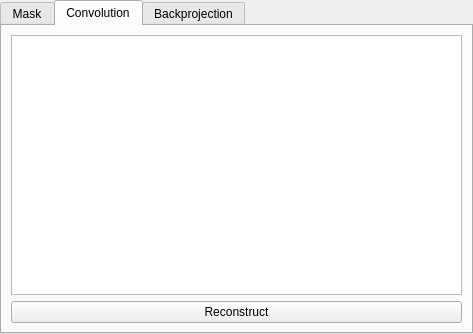
This is viewer_widget/masksettings.ui in verbkinm/WTF_Viewer as Qt 5 draws it before an edit. The edited form follows.
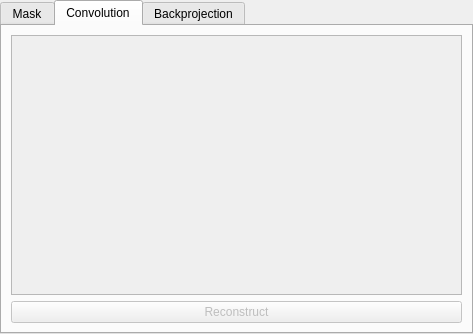
This is the edited form. The open tabs and pages were chosen to show the change. Icons and pictures are not drawn.

```diff
--- a/viewer_widget/masksettings.ui
+++ b/viewer_widget/masksettings.ui
@@ -152,6 +152,9 @@
       </layout>
      </widget>
      <widget class="QWidget" name="Convolution">
+      <property name="enabled">
+       <bool>false</bool>
+      </property>
       <attribute name="title">
        <string>Convolution</string>
       </attribute>
```
Left out of the diff: 5 changed lines with no effect on the pictures.
